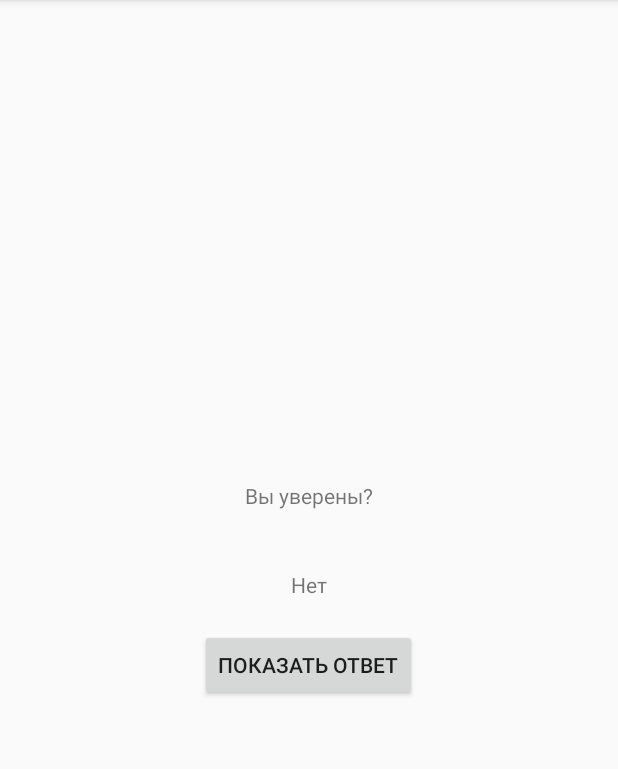
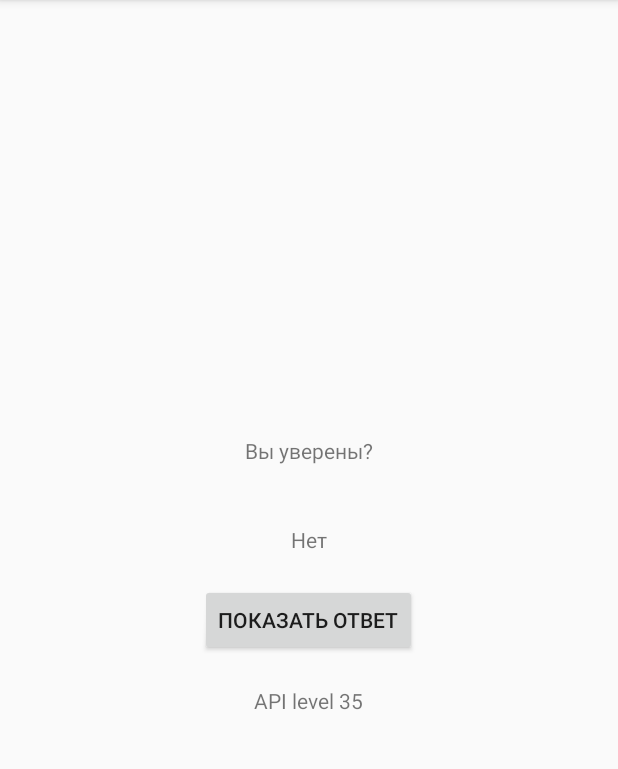
Before and after one commit to behemoth-13/AndroidApp_Questioner, an Android app: the CheatActivity screen opened directly, with no data from a screen before it, after a tap on "ПОКАЗАТЬ ОТВЕТ", on a phone screen of 412 x 824 dp, the part 84-853 px from its top. Run offline under Robolectric (Android 15) with nearby library versions, the phone set to English and light mode, and no system bars.

Commit message:
stage6(142p)complete

```diff
--- a/app/src/main/java/by/afanasyeu/alex/cleverluba/CheatActivity.java
+++ b/app/src/main/java/by/afanasyeu/alex/cleverluba/CheatActivity.java
@@ -1,10 +1,14 @@
 package by.afanasyeu.alex.cleverluba;
 
+import android.animation.Animator;
+import android.animation.AnimatorListenerAdapter;
 import android.content.Context;
 import android.content.Intent;
+import android.os.Build;
 import android.support.v7.app.AppCompatActivity;
 import android.os.Bundle;
 import android.view.View;
+import android.view.ViewAnimationUtils;
 import android.widget.Button;
 import android.widget.TextView;
 
@@ -21,6 +25,7 @@ public class CheatActivity extends AppCompatActivity {
 
     private TextView mAnswerTextView;
     private Button mShowAnswer;
+    private TextView mShowAPI;
 
     @Override
     protected void onCreate(Bundle savedInstanceState) {
@@ -42,8 +47,33 @@ public class CheatActivity extends AppCompatActivity {
                 }
                 mIsAnswerShown = true;
                 setAnswerShownResult(mIsAnswerShown);
+
+                if (Build.VERSION.SDK_INT >= Build.VERSION_CODES.LOLLIPOP) {
+                    int cx = mShowAnswer.getWidth() / 2;
+                    int cy = mShowAnswer.getHeight() / 2;
+                    float radius = mShowAnswer.getWidth();
+                    Animator anim = ViewAnimationUtils.
+                            createCircularReveal(mShowAnswer, cx, cy, radius, 0);
+                    anim.addListener(new AnimatorListenerAdapter() {
+                        @Override
+                        public void onAnimationEnd(Animator animation) {
+                            super.onAnimationEnd(animation);
+                            mAnswerTextView.setVisibility(View.VISIBLE);
+                            mShowAnswer.setVisibility(View.VISIBLE);
+                        }
+                    });
+                    anim.start();
+                } else {
+                    mAnswerTextView.setVisibility(View.VISIBLE);
+                    mShowAnswer.setVisibility(View.VISIBLE);
+                }
+
             }
         });
+
+        mShowAPI = (TextView) findViewById(R.id.api_text_view);
+        String apiText = "API level " + Build.VERSION.SDK_INT;
+        mShowAPI.setText(apiText);
 
         if (savedInstanceState != null) {
             mIsAnswerShown = savedInstanceState.getBoolean(KEY_ANSWER_IS_TRUE);
--- a/app/src/main/res/layout/activity_cheat.xml
+++ b/app/src/main/res/layout/activity_cheat.xml
@@ -23,4 +23,10 @@
         android:layout_width="wrap_content"
         android:layout_height="wrap_content"
         android:text="@string/show_answer_button"/>
+    <TextView
+        android:id="@+id/api_text_view"
+        android:layout_width="wrap_content"
+        android:layout_height="wrap_content"
+        android:padding="20dp"
+        tools:text="API ....."/>
 </LinearLayout>
```
